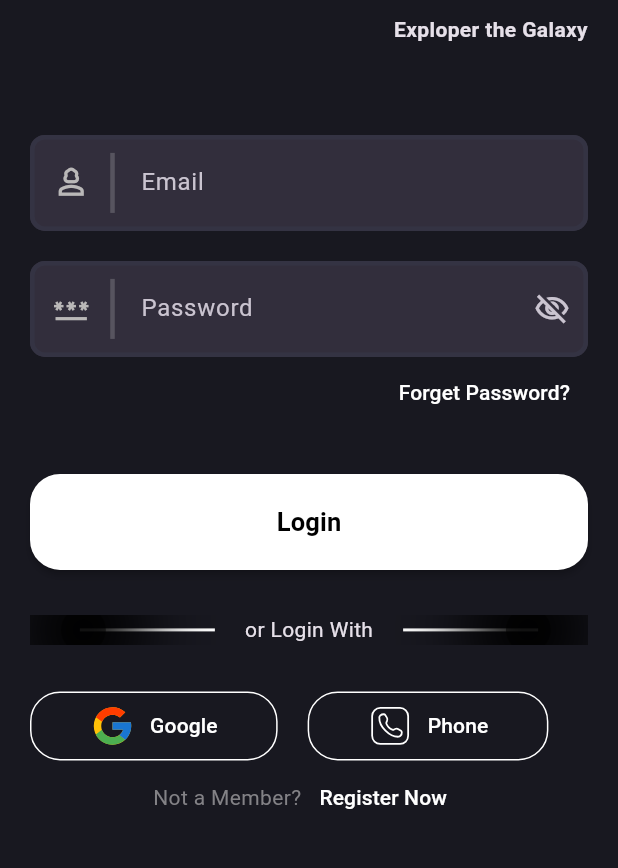
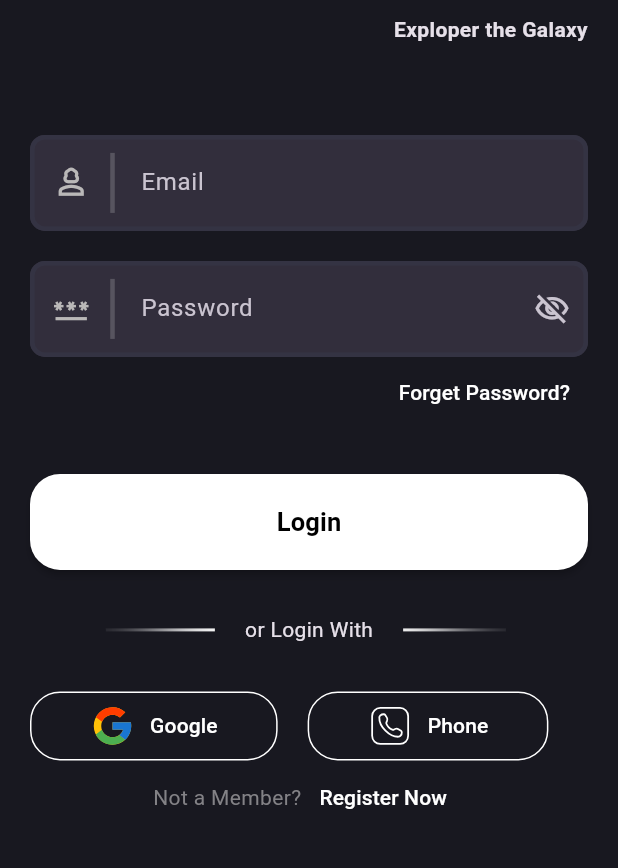
Before and after one commit to MohamedRefaat90/Mentorship-E1-G2, a Flutter app: the screen it shows after launch, on a phone screen of 412 x 824 dp, the part 280-1148 px from its top. Run offline on Flutter 3.47's test engine with Material 3 defaults, Android fonts, the phone set to English and light mode, and no system bars; our stand-ins replace bloc, dio, flutter_bloc, flutter_svg, freezed_annotation, retrofit; generated files the repository leaves out were written again.

```diff
--- a/lib/features/Auth/login/presentation/widgets/shadow_divider_for_login_with_text.dart
+++ b/lib/features/Auth/login/presentation/widgets/shadow_divider_for_login_with_text.dart
@@ -1,4 +1,5 @@
 import 'package:flutter/material.dart';
+import 'package:mentorship_e1_g3/core/themes/app_pallete.dart';
 
 class ShadowDividerForLoginWithText extends StatelessWidget {
   final double horizontalOffest;
@@ -15,9 +16,12 @@ class ShadowDividerForLoginWithText extends StatelessWidget {
           height: 30,
           decoration: BoxDecoration(
               boxShadow: const [
-                BoxShadow(color: Colors.black, spreadRadius: 30, blurRadius: 40)
+                BoxShadow(
+                    color: AppPallete.backgroundColor,
+                    spreadRadius: 40,
+                    blurRadius: 40)
               ],
-              color: Colors.black.withOpacity(0.5),
+              color: AppPallete.backgroundColor.withOpacity(1),
               borderRadius: const BorderRadius.all(Radius.circular(50)))),
     );
   }
--- a/lib/main.dart
+++ b/lib/main.dart
@@ -3,10 +3,11 @@ import 'package:mentorship_e1_g3/core/themes/app_theme.dart';
 
 import 'features/Auth/login/presentation/pages/login_screen.dart';
 
-final GlobalKey<NavigatorState> navigator = GlobalKey<NavigatorState>();
 void main() {
   runApp(const MentorshipE1G2());
 }
+
+final GlobalKey<NavigatorState> navigator = GlobalKey<NavigatorState>();
 
 class MentorshipE1G2 extends StatelessWidget {
   const MentorshipE1G2({super.key});
```
